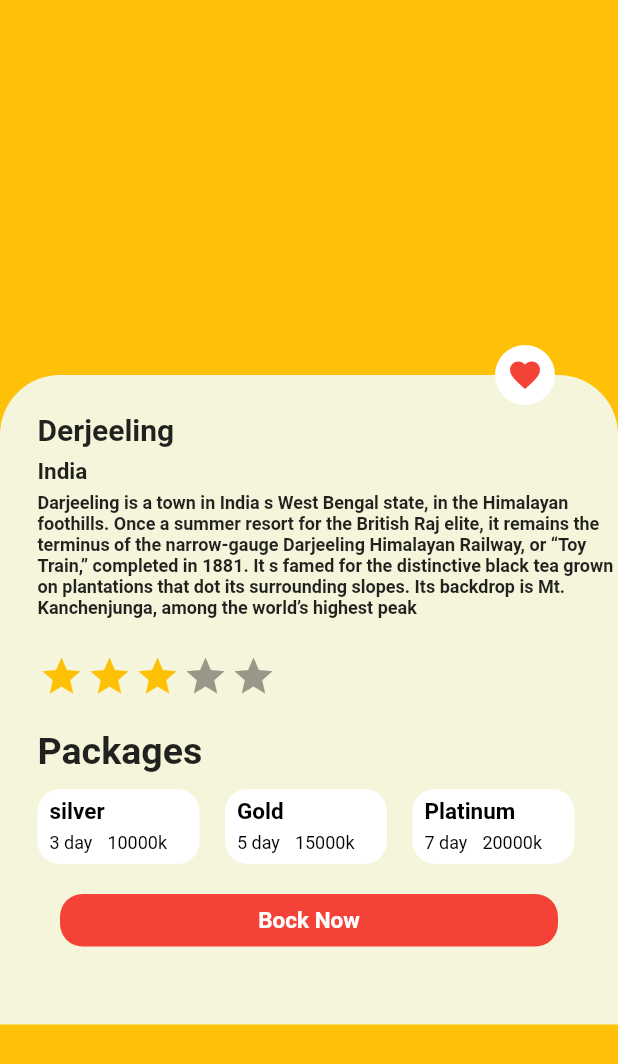
After one commit to HasanMasrur/TourismApp, a Flutter app: the DetailsPage screen opened directly, on a phone screen of 412 x 824 dp. The commit adds this screen. Shown: the top 1064 px of the screen. Run offline on Flutter 3.47's test engine with Material 2 defaults, Android fonts, the phone set to English and light mode, and no system bars; drawn by our look-alikes of flutter_rating_bar; our stand-ins replace font_awesome_flutter.

Commit message:
added positioned ,details page, packages items with new class

```diff
--- a/lib/destinations_box.dart
+++ b/lib/destinations_box.dart
@@ -13,8 +13,14 @@ class DestinationsBox extends StatelessWidget {
     return Container(
       margin: EdgeInsets.all(10),
       decoration: BoxDecoration(
-          color: Colors.white,
-          borderRadius: BorderRadius.all(Radius.circular(10))),
+          //    color: Colors.white,
+          boxShadow: [
+            BoxShadow(
+                color: Colors.white.withOpacity(0.5),
+                spreadRadius: 2,
+                blurRadius: 3,
+                offset: Offset(0, 3))
+          ], borderRadius: BorderRadius.all(Radius.circular(10))),
       child: Row(
         children: [
           Container(
@@ -68,7 +74,7 @@ class DestinationsBox extends StatelessWidget {
                       onRatingUpdate: (rating) {
                         print(rating);
                       },
-                    ))
+                    )),
               ],
             ),
           )
--- /dev/null
+++ b/lib/details/detailspage.dart
@@ -0,0 +1,194 @@
+import 'package:TourismApp/details/packages_box.dart';
+import 'package:flutter/material.dart';
+import 'package:flutter_rating_bar/flutter_rating_bar.dart';
+
+class DetailsPage extends StatefulWidget {
+  @override
+  State<StatefulWidget> createState() {
+    return _DetailsPage();
+  }
+}
+
+class _DetailsPage extends State<DetailsPage> {
+  @override
+  Widget build(BuildContext context) {
+    Size size = MediaQuery.of(context).size;
+    return Scaffold(
+      // appBar: AppBar(
+      //   title: Text('hasan'),
+      // ),
+
+      backgroundColor: Colors.amber,
+
+      body: Stack(
+        children: [
+          Column(
+            children: [
+              Container(
+                height: 250,
+              ),
+              Container(
+                // margin: EdgeInsets.only(top: 250),
+                height: 433,
+                width: size.width,
+                decoration: BoxDecoration(
+                    color: Color(0xFFF5F5DC),
+                    borderRadius: BorderRadius.only(
+                        topLeft: Radius.circular(40),
+                        topRight: Radius.circular(40))),
+                child: Column(
+                  crossAxisAlignment: CrossAxisAlignment.start,
+                  mainAxisAlignment: MainAxisAlignment.start,
+                  children: [
+                    Container(
+                      margin: EdgeInsets.only(top: 25, left: 25),
+                      alignment: Alignment.topLeft,
+                      height: 25,
+                      child: Text(
+                        'Derjeeling',
+                        style: TextStyle(
+                            fontWeight: FontWeight.bold, fontSize: 20),
+                      ),
+                    ),
+                    SizedBox(
+                      height: 05,
+                    ),
+                    Container(
+                      margin: EdgeInsets.only(left: 25),
+                      alignment: Alignment.topLeft,
+                      height: 18,
+                      child: Text(
+                        'India',
+                        style: TextStyle(
+                            fontWeight: FontWeight.bold, fontSize: 15),
+                      ),
+                    ),
+                    SizedBox(
+                      height: 05,
+                    ),
+                    Container(
+                      margin: EdgeInsets.only(left: 25),
+                      alignment: Alignment.topLeft,
+                      height: 88,
+                      child: Text(
+                        'Darjeeling is a town in India s West Bengal state, in the Himalayan foothills. Once a summer resort for the British Raj elite, it remains the terminus of the narrow-gauge Darjeeling Himalayan Railway, or “Toy Train,” completed in 1881. It s famed for the distinctive black tea grown on plantations that dot its surrounding slopes. Its backdrop is Mt. Kanchenjunga, among the world’s highest peak',
+                        style: TextStyle(
+                            fontWeight: FontWeight.bold, fontSize: 12),
+                      ),
+                    ),
+                    SizedBox(
+                      height: 20,
+                    ),
+                    Container(
+                        margin: EdgeInsets.only(left: 25),
+                        alignment: Alignment.topLeft,
+                        //  margin: EdgeInsets.only(left: 20),
+                        child: RatingBar(
+                          initialRating: 03,
+                          minRating: 1,
+                          direction: Axis.horizontal,
+                          allowHalfRating: true,
+                          itemCount: 5,
+                          itemSize: 30,
+                          itemPadding: EdgeInsets.symmetric(horizontal: 1.0),
+                          itemBuilder: (context, _) {
+                            return Icon(
+                              Icons.star,
+                              size: 30,
+                              color: Colors.amber,
+                            );
+                          },
+                          onRatingUpdate: (rating) {
+                            print(rating);
+                          },
+                        )),
+                    SizedBox(
+                      height: 20,
+                    ),
+                    Container(
+                      height: 30,
+                      margin: EdgeInsets.only(left: 25),
+                      alignment: Alignment.topLeft,
+                      child: Text(
+                        "Packages",
+                        style: TextStyle(
+                            fontWeight: FontWeight.bold, fontSize: 25),
+                      ),
+                    ),
+                    SizedBox(
+                      height: 10,
+                    ),
+                    Container(
+                      margin: EdgeInsets.only(left: 25, right: 25),
+                      height: 50,
+                      child: Row(children: [
+                        Packages_box(
+                          time: "3 day",
+                          money: "10000k",
+                          packagename: "silver",
+                        ),
+                        SizedBox(
+                          width: 17,
+                        ),
+                        Packages_box(
+                          time: "5 day",
+                          money: "15000k",
+                          packagename: "Gold",
+                        ),
+                        SizedBox(
+                          width: 17,
+                        ),
+                        Packages_box(
+                          time: "7 day",
+                          money: "20000k",
+                          packagename: "Platinum",
+                        ),
+                      ]),
+                    ),
+                    SizedBox(
+                      height: 20,
+                    ),
+                    GestureDetector(
+                      child: Container(
+                        decoration: BoxDecoration(
+                            color: Colors.red,
+                            borderRadius:
+                                BorderRadius.all(Radius.circular(15))),
+                        margin: EdgeInsets.only(
+                          left: 40,
+                          right: 40,
+                        ),
+                        height: 35,
+                        width: 350,
+                        alignment: Alignment.center,
+                        child: Text(
+                          "Bock Now",
+                          style: TextStyle(
+                              color: Colors.white,
+                              fontSize: 15,
+                              fontWeight: FontWeight.bold),
+                        ),
+                      ),
+                    )
+                  ],
+                ),
+              ),
+            ],
+          ),
+          Positioned(
+            child: CircleAvatar(
+              backgroundColor: Colors.white,
+              radius: 20,
+              child: Icon(
+                Icons.favorite,
+                color: Colors.red,
+              ),
+            ),
+            top: 230,
+            left: 330,
+          ),
+        ],
+      ),
+    );
+  }
+}
--- /dev/null
+++ b/lib/details/packages_box.dart
@@ -0,0 +1,68 @@
+import 'package:flutter/material.dart';
+
+class Packages_box extends StatelessWidget {
+  final String packagename;
+  final String time;
+  final String money;
+  Packages_box({this.packagename, this.time, this.money});
+  @override
+  Widget build(BuildContext context) {
+    Color color = Colors.white;
+    return GestureDetector(
+      child: Container(
+        decoration: BoxDecoration(
+            color: color, borderRadius: BorderRadius.all(Radius.circular(15))),
+        height: 60,
+        width: 108,
+        child: Column(
+          children: [
+            Container(
+              margin: EdgeInsets.only(
+                left: 08,
+                top: 06,
+              ),
+              alignment: Alignment.topLeft,
+              height: 20,
+              child: Text(
+                packagename,
+                style: TextStyle(
+                    fontSize: 15,
+                    fontWeight: FontWeight.bold,
+                    color: Colors.black),
+              ),
+            ),
+            SizedBox(
+              height: 03,
+            ),
+            Row(
+              children: [
+                Container(
+                  margin: EdgeInsets.only(
+                    left: 08,
+                  ),
+                  alignment: Alignment.topLeft,
+                  height: 17,
+                  child: Text(
+                    time,
+                    style: TextStyle(fontSize: 12, color: Colors.black),
+                  ),
+                ),
+                SizedBox(
+                  width: 10,
+                ),
+                Container(
+                  alignment: Alignment.topLeft,
+                  height: 17,
+                  child: Text(
+                    money,
+                    style: TextStyle(fontSize: 12, color: Colors.black),
+                  ),
+                )
+              ],
+            ),
+          ],
+        ),
+      ),
+    );
+  }
+}
--- a/lib/homepage.dart
+++ b/lib/homepage.dart
@@ -19,7 +19,7 @@ class _HomePage extends State<HomePage> {
   Widget build(BuildContext context) {
     Size size = MediaQuery.of(context).size;
     return Scaffold(
-      //  backgroundColor: Colors.black54,
+      backgroundColor: Color(0xFFF5F5DC),
       key: _globalKey,
       drawer: Drawer(),
       body: SingleChildScrollView(
--- a/lib/popular_box.dart
+++ b/lib/popular_box.dart
@@ -1,3 +1,4 @@
+import 'package:TourismApp/details/detailspage.dart';
 import 'package:flutter/material.dart';
 import 'package:flutter_rating_bar/flutter_rating_bar.dart';
 
@@ -10,7 +11,13 @@ class PopularBox extends StatelessWidget {
   });
   @override
   Widget build(BuildContext context) {
-    return Column(
+    return GestureDetector(
+      onDoubleTap: () {
+        return Navigator.push(context, MaterialPageRoute(builder: (context) {
+          return DetailsPage();
+        }));
+      },
+      child: Column(
         mainAxisAlignment: MainAxisAlignment.start,
         crossAxisAlignment: CrossAxisAlignment.start,
         children: [
@@ -87,6 +94,7 @@ class PopularBox extends StatelessWidget {
             ],
           )
         ],
+      ),
     );
   }
 }
```
Lines whose indentation alone changed are shown as unchanged.
